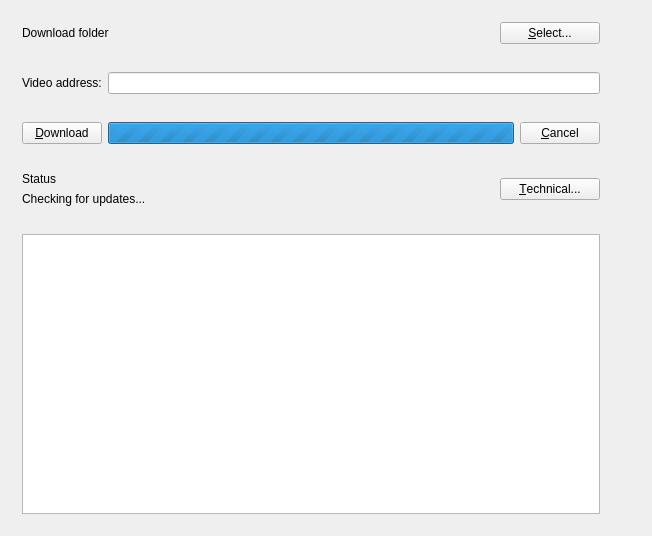
Before: the Qt Designer form MainWindow.ui in hekkup/yle-downloader-gui, drawn with Qt 5.
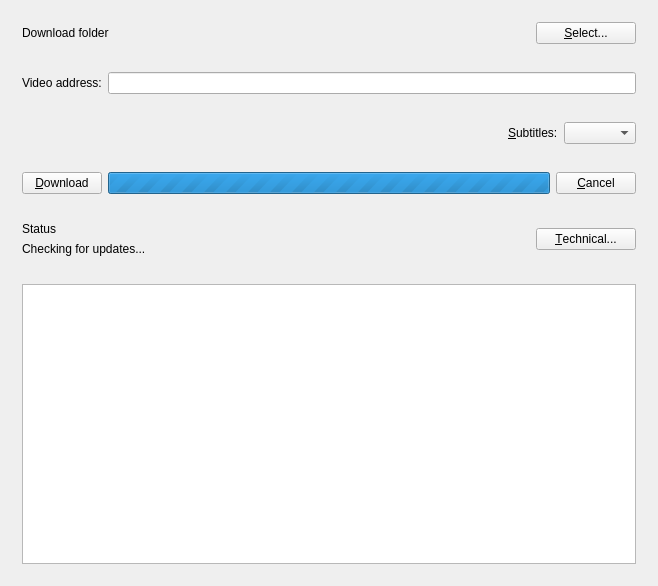
After: the same form once the commit is applied.

```diff
--- a/MainWindow.ui
+++ b/MainWindow.ui
@@ -7,7 +7,7 @@
     <x>0</x>
     <y>0</y>
     <width>652</width>
-    <height>518</height>
+    <height>562</height>
    </rect>
   </property>
   <property name="windowTitle">
@@ -83,6 +83,38 @@
       </layout>
      </widget>
     </item>
+    <item>
+     <widget class="QWidget" name="subtitlesWidget" native="true">
+      <layout class="QHBoxLayout" name="horizontalLayout_6">
+       <item>
+        <spacer name="horizontalSpacer_2">
+         <property name="orientation">
+          <enum>Qt::Horizontal</enum>
+         </property>
+         <property name="sizeHint" stdset="0">
+          <size>
+           <width>486</width>
+           <height>20</height>
+          </size>
+         </property>
+        </spacer>
+       </item>
+       <item>
+        <widget class="QLabel" name="subtitlesLabel">
+         <property name="text">
+          <string>&amp;Subtitles:</string>
+         </property>
+         <property name="buddy">
+          <cstring>subtitlesComboBox</cstring>
+         </property>
+        </widget>
+       </item>
+       <item>
+        <widget class="QComboBox" name="subtitlesComboBox"/>
+       </item>
+      </layout>
+     </widget>
+    </item>
     <item>
      <widget class="QWidget" name="downloadWidget" native="true">
       <layout class="QHBoxLayout" name="horizontalLayout_3">
```
